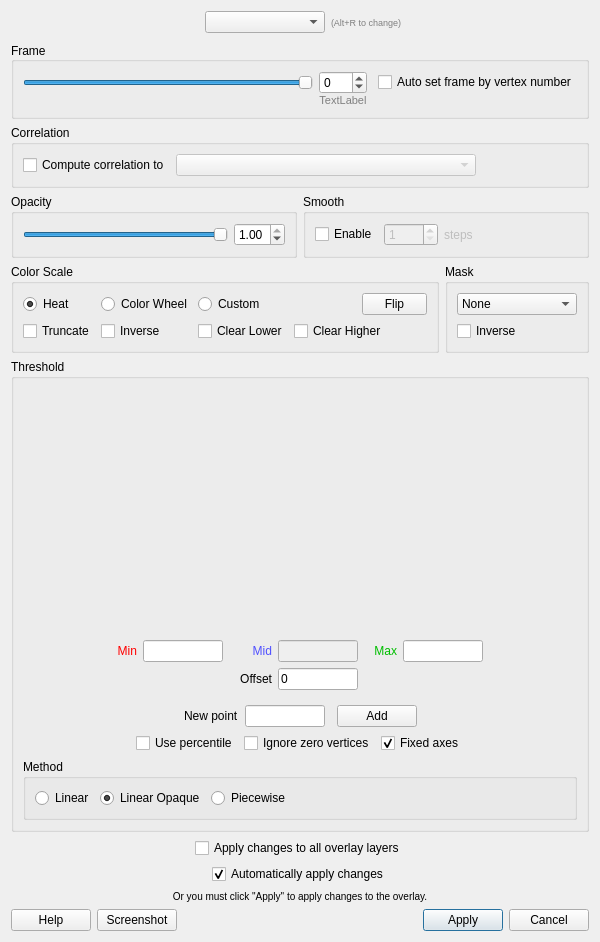
Qt form freeview/WindowConfigureOverlay.ui (freesurfer/freesurfer) before a commit.
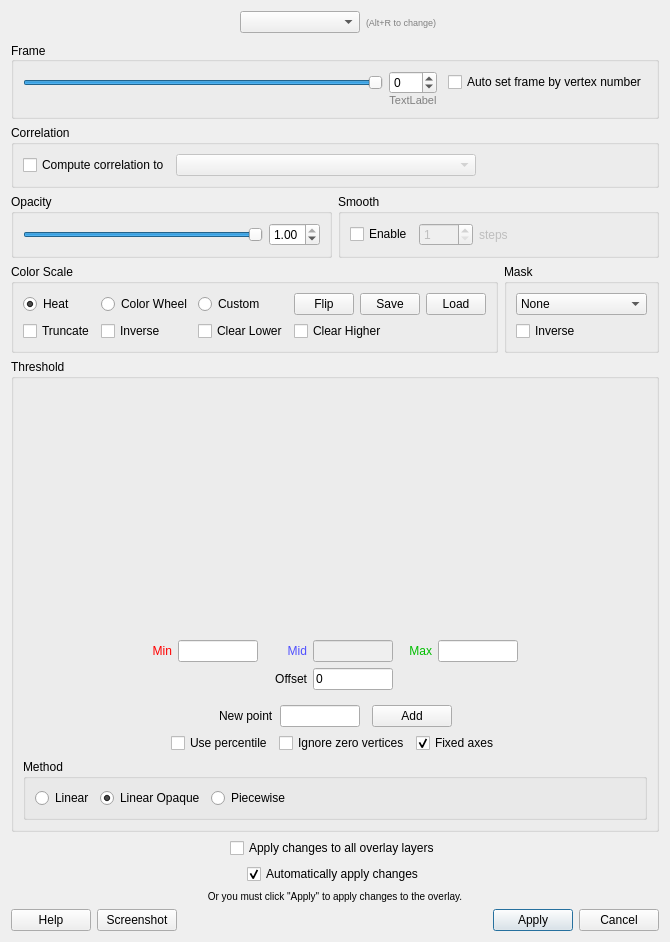
The same form after that commit. Custom widgets are drawn as their Qt base class.

Commit message: Added option to save/load custom color scale for overlay

Patch:
```diff
--- a/freeview/WindowConfigureOverlay.ui
+++ b/freeview/WindowConfigureOverlay.ui
@@ -6,7 +6,7 @@
    <rect>
     <x>0</x>
     <y>0</y>
-    <width>600</width>
+    <width>670</width>
     <height>942</height>
    </rect>
   </property>
@@ -333,17 +333,13 @@
         <string>Color Scale</string>
        </property>
        <layout class="QGridLayout" name="gridLayout">
-        <item row="1" column="2">
-         <widget class="QCheckBox" name="checkBoxClearLower">
+        <item row="0" column="0">
+         <widget class="QRadioButton" name="radioButtonHeat">
           <property name="text">
-           <string>Clear Lower</string>
+           <string>Heat</string>
           </property>
-         </widget>
-        </item>
-        <item row="1" column="3" colspan="2">
-         <widget class="QCheckBox" name="checkBoxClearHigher">
-          <property name="text">
-           <string>Clear Higher</string>
+          <property name="checked">
+           <bool>true</bool>
           </property>
          </widget>
         </item>
@@ -354,39 +350,29 @@
           </property>
          </widget>
         </item>
-        <item row="0" column="3">
-         <spacer name="horizontalSpacer_10">
-          <property name="orientation">
-           <enum>Qt::Horizontal</enum>
-          </property>
-          <property name="sizeHint" stdset="0">
+        <item row="0" column="5">
+         <widget class="QPushButton" name="pushButtonLoadCustom">
+          <property name="minimumSize">
            <size>
             <width>0</width>
             <height>0</height>
            </size>
           </property>
-         </spacer>
-        </item>
-        <item row="0" column="4">
-         <widget class="QPushButton" name="pushButtonFlip">
           <property name="maximumSize">
            <size>
-            <width>65</width>
+            <width>60</width>
             <height>16777215</height>
            </size>
           </property>
           <property name="text">
-           <string>Flip</string>
+           <string>Load</string>
           </property>
          </widget>
         </item>
-        <item row="0" column="0">
-         <widget class="QRadioButton" name="radioButtonHeat">
+        <item row="1" column="2">
+         <widget class="QCheckBox" name="checkBoxClearLower">
           <property name="text">
-           <string>Heat</string>
-          </property>
-          <property name="checked">
-           <bool>true</bool>
+           <string>Clear Lower</string>
           </property>
          </widget>
         </item>
@@ -397,6 +383,32 @@
           </property>
          </widget>
         </item>
+        <item row="1" column="1">
+         <widget class="QCheckBox" name="checkBoxInverse">
+          <property name="text">
+           <string>Inverse</string>
+          </property>
+         </widget>
+        </item>
+        <item row="0" column="4">
+         <widget class="QPushButton" name="pushButtonSaveCustom">
+          <property name="minimumSize">
+           <size>
+            <width>0</width>
+            <height>0</height>
+           </size>
+          </property>
+          <property name="maximumSize">
+           <size>
+            <width>60</width>
+            <height>16777215</height>
+           </size>
+          </property>
+          <property name="text">
+           <string>Save</string>
+          </property>
+         </widget>
+        </item>
         <item row="1" column="0">
          <widget class="QCheckBox" name="checkBoxTruncate">
           <property name="text">
@@ -404,10 +416,23 @@
           </property>
          </widget>
         </item>
-        <item row="1" column="1">
-         <widget class="QCheckBox" name="checkBoxInverse">
+        <item row="0" column="3">
+         <widget class="QPushButton" name="pushButtonFlip">
+          <property name="maximumSize">
+           <size>
+            <width>60</width>
+            <height>16777215</height>
+           </size>
+          </property>
           <property name="text">
-           <string>Inverse</string>
+           <string>Flip</string>
+          </property>
+         </widget>
+        </item>
+        <item row="1" column="3" colspan="3">
+         <widget class="QCheckBox" name="checkBoxClearHigher">
+          <property name="text">
+           <string>Clear Higher</string>
           </property>
          </widget>
         </item>
@@ -424,7 +449,7 @@
          <widget class="QComboBox" name="comboBoxMask">
           <property name="minimumSize">
            <size>
-            <width>120</width>
+            <width>110</width>
             <height>0</height>
            </size>
           </property>
```
Left out of the diff: 104 changed lines with no effect on the pictures. The commit also changes 7 other files.
